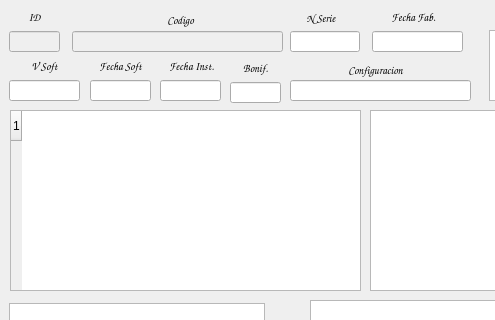
Qt form reparacioneseditar.ui (Matias2178/Sistema_Postventa) before a commit; both pictures show x 0 to 495 and y 0 to 320 of the 791 by 505 pixel window.
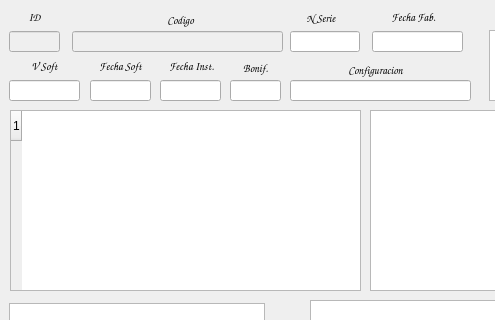
The same form after that commit.

Commit message: Ventana de Edicion de Bases de Datos ya funcionan para Monitores e Instalaciones.

Patch:
```diff
--- a/reparacioneseditar.ui
+++ b/reparacioneseditar.ui
@@ -472,7 +472,7 @@
    <property name="geometry">
     <rect>
      <x>230</x>
-     <y>82</y>
+     <y>80</y>
      <width>51</width>
      <height>21</height>
     </rect>
```
The commit also changes 6 other files.
